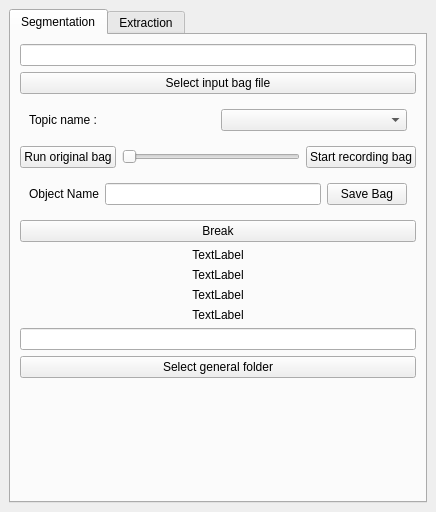
Qt form rqt_manage_bag/resource/mainwindow.ui (sonia-auv/rqt_sonia_plugins) before a commit.
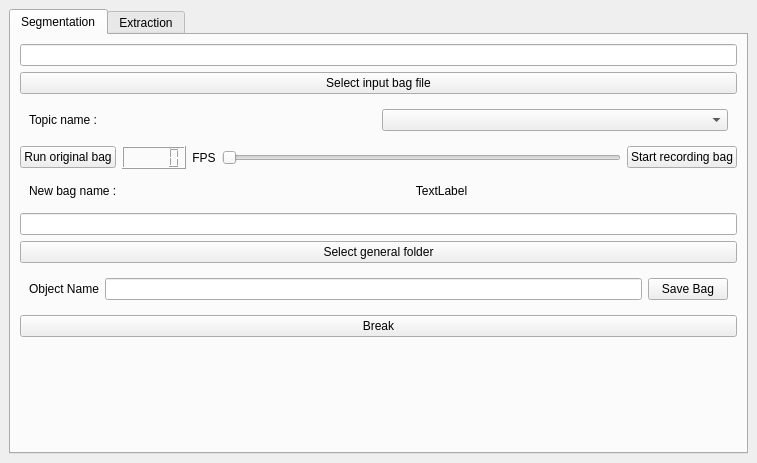
The same form after that commit.

Commit message: finally working, few bugs left, like new bag name

```diff
--- a/rqt_manage_bag/resource/mainwindow.ui
+++ b/rqt_manage_bag/resource/mainwindow.ui
@@ -6,8 +6,8 @@
    <rect>
     <x>0</x>
     <y>0</y>
-    <width>436</width>
-    <height>512</height>
+    <width>757</width>
+    <height>463</height>
    </rect>
   </property>
   <property name="windowTitle">
@@ -72,6 +72,19 @@
             </property>
            </widget>
           </item>
+          <item>
+           <widget class="QLCDNumber" name="lcdNumberFPS"/>
+          </item>
+          <item>
+           <widget class="QLabel" name="label_FPS">
+            <property name="text">
+             <string>FPS</string>
+            </property>
+            <property name="alignment">
+             <set>Qt::AlignCenter</set>
+            </property>
+           </widget>
+          </item>
           <item>
            <widget class="QSlider" name="FPS">
             <property name="minimum">
@@ -94,6 +107,51 @@
           </item>
          </layout>
         </item>
+        <item>
+         <widget class="QWidget" name="widget" native="true">
+          <property name="maximumSize">
+           <size>
+            <width>16777215</width>
+            <height>60</height>
+           </size>
+          </property>
+          <layout class="QHBoxLayout" name="horizontalLayout_5">
+           <item>
+            <widget class="QLabel" name="label_3">
+             <property name="maximumSize">
+              <size>
+               <width>120</width>
+               <height>16777215</height>
+              </size>
+             </property>
+             <property name="text">
+              <string>New bag name :</string>
+             </property>
+            </widget>
+           </item>
+           <item>
+            <widget class="QLabel" name="label">
+             <property name="text">
+              <string>TextLabel</string>
+             </property>
+             <property name="alignment">
+              <set>Qt::AlignCenter</set>
+             </property>
+            </widget>
+           </item>
+          </layout>
+         </widget>
+        </item>
+        <item>
+         <widget class="QLineEdit" name="outputFolder"/>
+        </item>
+        <item>
+         <widget class="QPushButton" name="selectOutputFolder">
+          <property name="text">
+           <string>Select general folder</string>
+          </property>
+         </widget>
+        </item>
         <item>
          <widget class="QWidget" name="widget_3" native="true">
           <property name="maximumSize">
@@ -130,56 +188,6 @@
           </property>
          </widget>
         </item>
-        <item>
-         <widget class="QLabel" name="label">
-          <property name="text">
-           <string>TextLabel</string>
-          </property>
-          <property name="alignment">
-           <set>Qt::AlignCenter</set>
-          </property>
-         </widget>
-        </item>
-        <item>
-         <widget class="QLabel" name="label_2">
-          <property name="text">
-           <string>TextLabel</string>
-          </property>
-          <property name="alignment">
-           <set>Qt::AlignCenter</set>
-          </property>
-         </widget>
-        </item>
-        <item>
-         <widget class="QLabel" name="label_3">
-          <property name="text">
-           <string>TextLabel</string>
-          </property>
-          <property name="alignment">
-           <set>Qt::AlignCenter</set>
-          </property>
-         </widget>
-        </item>
-        <item>
-         <widget class="QLabel" name="label_4">
-          <property name="text">
-           <string>TextLabel</string>
-          </property>
-          <property name="alignment">
-           <set>Qt::AlignCenter</set>
-          </property>
-         </widget>
-        </item>
-        <item>
-         <widget class="QLineEdit" name="outputFolder"/>
-        </item>
-        <item>
-         <widget class="QPushButton" name="selectOutputFolder">
-          <property name="text">
-           <string>Select general folder</string>
-          </property>
-         </widget>
-        </item>
         <item>
          <spacer name="verticalSpacer">
           <property name="orientation">
```
The commit also changes 1 other file.
